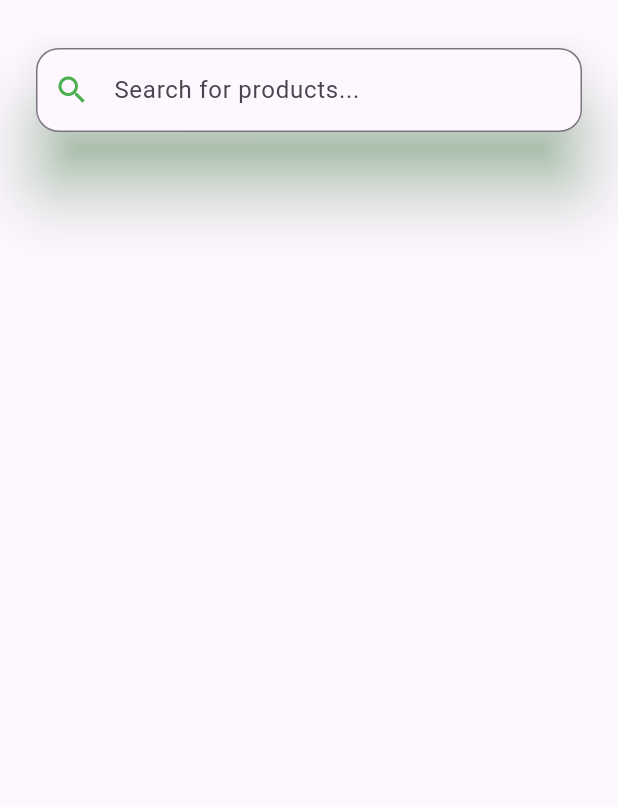
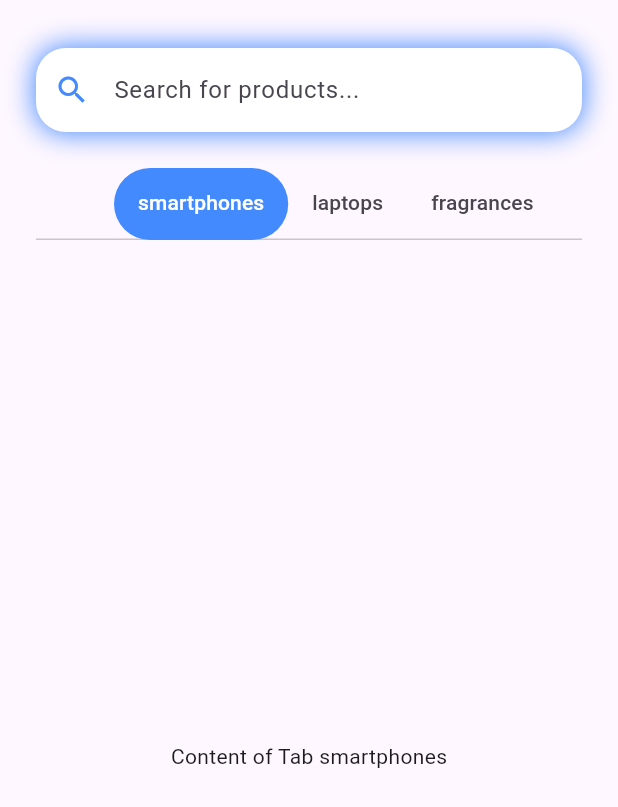
Before and after one commit to ReihanFatilla/ProductApp, a Flutter app: the screen it shows after launch, on a phone screen of 412 x 824 dp. Shown: the top 807 px of the screen. Run offline on Flutter 3.47's test engine with Material 2 defaults, Android fonts, the phone set to English and light mode, and no system bars.

Commit message:
[feat](Home): finished SearchBar and TabBar

```diff
--- a/lib/home/home_page.dart
+++ b/lib/home/home_page.dart
@@ -5,36 +5,96 @@ class HomePage extends StatelessWidget {
 
   @override
   Widget build(BuildContext context) {
-    return const Scaffold(
-      body: SingleChildScrollView(
-        physics: BouncingScrollPhysics(),
-        child: SafeArea(
-          child: Padding(
-            padding: EdgeInsets.only(left: 24, top: 32, right: 24),
-            child: Column(
-              crossAxisAlignment: CrossAxisAlignment.start,
-              children: [
-                Material(
-                  elevation: 20,
-                  shadowColor: Colors.green,
-                  borderRadius: BorderRadius.all(Radius.circular(15)),
-                  child: TextField(
-                    decoration: InputDecoration(
-                      hintText: "Search for products...",
-                      prefixIconColor: Colors.green,
-                      prefixIcon: Icon(Icons.search),
-                      border: OutlineInputBorder(
-                        borderSide: BorderSide(width: 3, color: Colors.green),
-                        borderRadius: BorderRadius.all(Radius.circular(15.0)),
-                      ),
-                    ),
-                  ),
-                )
-              ],
-            ),
+    var listTabs = [
+      "smartphones",
+      "laptops",
+      "fragrances",
+      "skincare",
+      "groceries",
+      "home-decoration",
+      "furniture",
+      "tops",
+      "womens-dresses",
+      "womens-shoes",
+      "mens-shirts",
+      "mens-shoes",
+      "mens-watches",
+      "womens-watches",
+      "womens-bags",
+      "womens-jewellery",
+      "sunglasses",
+      "automotive",
+      "motorcycle",
+      "lighting"
+    ];
+
+    return DefaultTabController(
+      length: listTabs.length,
+      child: Scaffold(
+        body: Padding(
+          padding: const EdgeInsets.only(left: 24, top: 32, right: 24),
+          child: Column(
+            crossAxisAlignment: CrossAxisAlignment.start,
+
+            children: [
+              buildSearchBar(),
+              SizedBox(height: 24,),
+
+              buildTabBar(listTabs),
+              SizedBox(height: 24),
+
+              buildTabBarView(listTabs)
+            ],
           ),
         ),
       ),
     );
   }
+
+  Expanded buildTabBarView(List<String> listTabs) {
+    return Expanded(
+                child: TabBarView(
+                    children: listTabs
+                        .map((title) => Center(
+                        child: Text('Content of Tab $title')))
+                        .toList()));
+  }
+
+  TabBar buildTabBar(List<String> listTabs) {
+    return TabBar(
+              indicatorSize: TabBarIndicatorSize.tab,
+              labelColor: Colors.white,
+              isScrollable: true,
+              indicator: BoxDecoration(
+                borderRadius: BorderRadius.circular(50),
+                color: Colors.blueAccent,
+              ),
+              tabs: listTabs.map((title) => Tab(text: title)).toList(),
+            );
+  }
+
+  Column buildSearchBar() {
+    return Column(
+      children: [
+        Container(
+          decoration: const BoxDecoration(boxShadow: [
+            BoxShadow(color: Colors.blueAccent, spreadRadius: 1, blurRadius: 15)
+          ], borderRadius: BorderRadius.all(Radius.circular(20.0))),
+          child: const TextField(
+            decoration: InputDecoration(
+              hintText: "Search for products...",
+              prefixIconColor: Colors.blueAccent,
+              fillColor: Colors.white,
+              filled: true,
+              prefixIcon: Icon(Icons.search),
+              border: OutlineInputBorder(
+                borderSide: BorderSide.none,
+                borderRadius: BorderRadius.all(Radius.circular(20.0)),
+              ),
+            ),
+          ),
+        ),
+      ],
+    );
+  }
 }
```
Also changed, not shown: lib/widgets/search_bar.dart (added).
